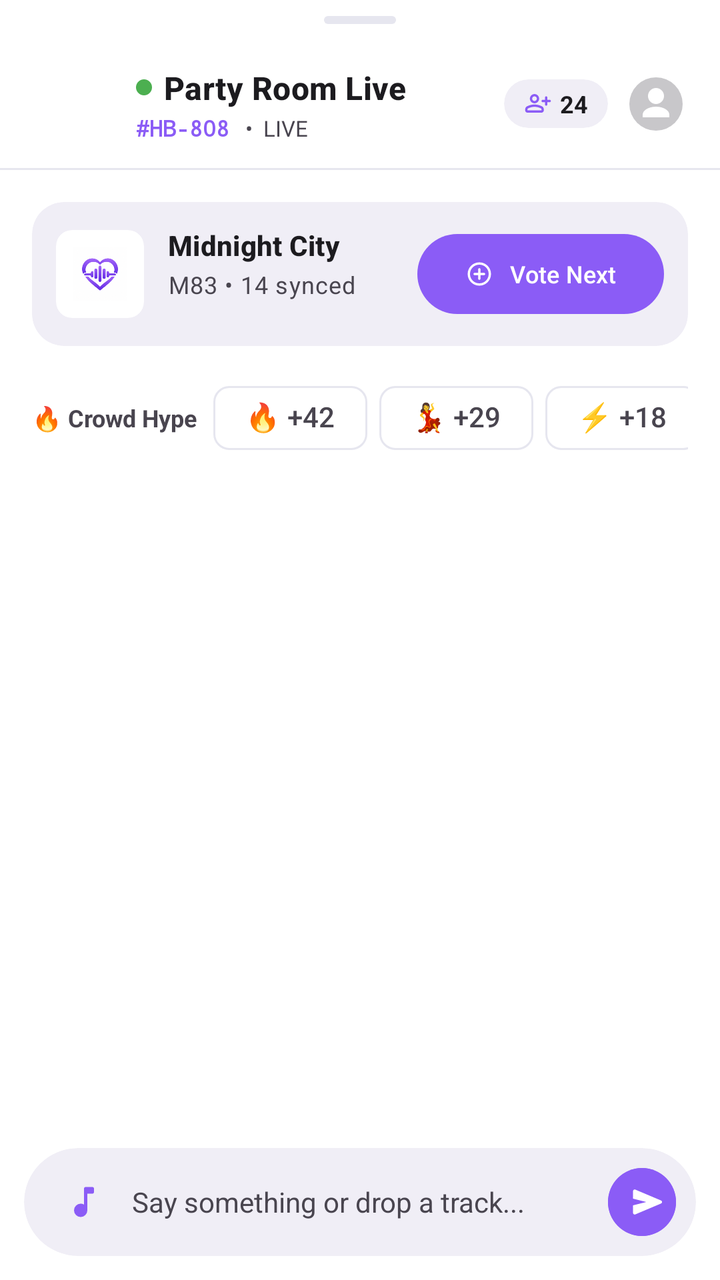
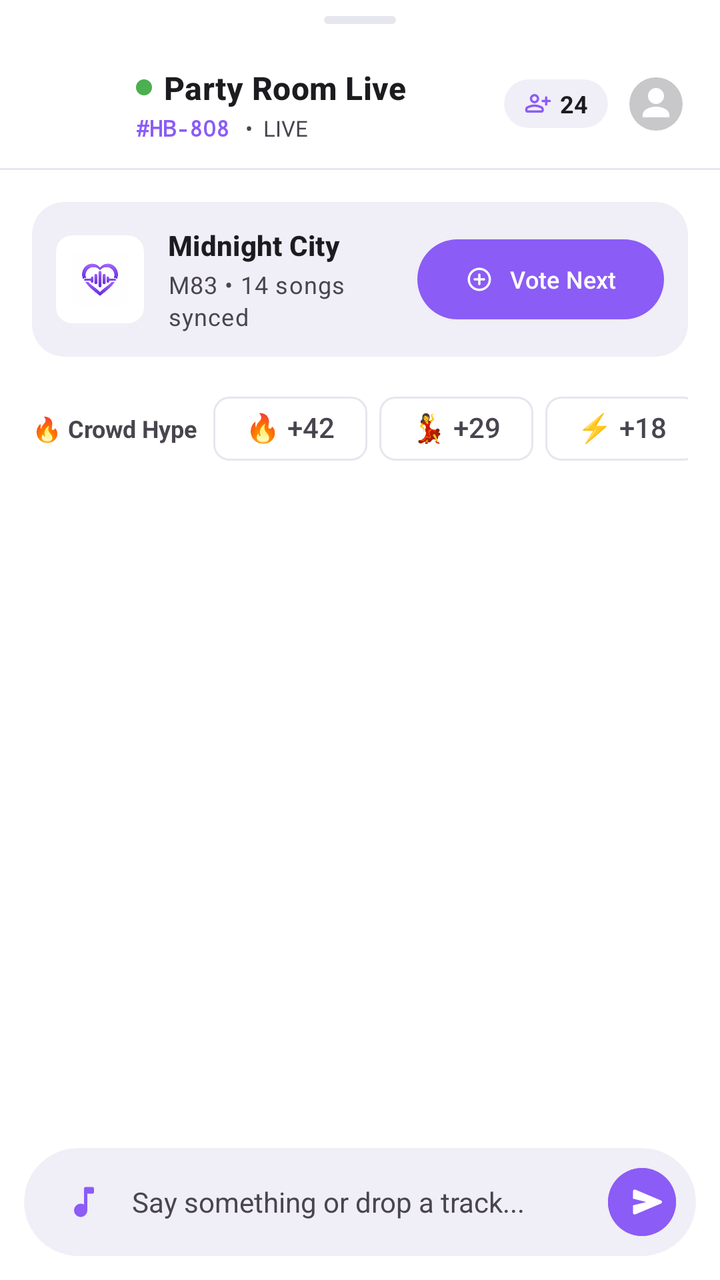

Compare the two renders of this Android layout. The source of the first and the diff that turns it into the second are given below.
<!-- AndroidManifest.xml: application theme Theme.HeartBeatz -->
<!-- res/layout/fragment_bottom_sheet_party_chat.xml -->
<?xml version="1.0" encoding="utf-8"?>
<androidx.constraintlayout.widget.ConstraintLayout xmlns:android="http://schemas.android.com/apk/res/android"
    xmlns:app="http://schemas.android.com/apk/res-auto"
    xmlns:tools="http://schemas.android.com/tools"
    android:layout_width="match_parent"
    android:layout_height="match_parent"
    android:background="?attr/colorSurface"
    android:clickable="true"
    android:focusable="true">

    
    <View
        android:id="@+id/chat_drag_handle"
        android:layout_width="36dp"
        android:layout_height="4dp"
        android:layout_marginTop="8dp"
        android:background="@drawable/bottom_sheet_drag_handle"
        app:layout_constraintEnd_toEndOf="parent"
        app:layout_constraintStart_toStartOf="parent"
        app:layout_constraintTop_toTopOf="parent" />

    
    <androidx.constraintlayout.widget.ConstraintLayout
        android:id="@+id/chat_header_layout"
        android:layout_width="0dp"
        android:layout_height="64dp"
        android:layout_marginTop="8dp"
        android:paddingHorizontal="16dp"
        app:layout_constraintEnd_toEndOf="parent"
        app:layout_constraintStart_toStartOf="parent"
        app:layout_constraintTop_toBottomOf="@id/chat_drag_handle">

        
        <com.google.android.material.imageview.ShapeableImageView
            android:id="@+id/chat_header_avatar"
            android:layout_width="40dp"
            android:layout_height="40dp"
            android:scaleType="centerCrop"
            android:src="@mipmap/ic_launcher"
            app:shapeAppearanceOverlay="@style/ShapeAppearance.Material3.Corner.Full"
            app:layout_constraintBottom_toBottomOf="parent"
            app:layout_constraintStart_toStartOf="parent"
            app:layout_constraintTop_toTopOf="parent" />

        
        <LinearLayout
            android:layout_width="0dp"
            android:layout_height="wrap_content"
            android:layout_marginStart="12dp"
            android:layout_marginEnd="8dp"
            android:orientation="vertical"
            app:layout_constraintBottom_toBottomOf="parent"
            app:layout_constraintEnd_toStartOf="@id/chip_container_layout"
            app:layout_constraintStart_toEndOf="@id/chat_header_avatar"
            app:layout_constraintTop_toTopOf="parent">

            <LinearLayout
                android:layout_width="match_parent"
                android:layout_height="wrap_content"
                android:gravity="center_vertical"
                android:orientation="horizontal"
                tools:ignore="UseCompoundDrawables">

                <View
                    android:layout_width="8dp"
                    android:layout_height="8dp"
                    android:layout_marginEnd="6dp"
                    android:background="@drawable/bg_dot_green" />

                <TextView
                    android:layout_width="wrap_content"
                    android:layout_height="wrap_content"
                    android:ellipsize="end"
                    android:maxLines="1"
                    android:text="Party Room Live"
                    android:textAppearance="@style/TextAppearance.Material3.TitleMedium"
                    android:textStyle="bold"
                    android:textColor="?attr/colorOnSurface" />
            </LinearLayout>

            <LinearLayout
                android:layout_width="match_parent"
                android:layout_height="wrap_content"
                android:layout_marginTop="2dp"
                android:gravity="center_vertical"
                android:orientation="horizontal">

                <TextView
                    android:layout_width="wrap_content"
                    android:layout_height="wrap_content"
                    android:text="#HB-808"
                    android:fontFamily="monospace"
                    android:textColor="?attr/colorPrimary"
                    android:textSize="11sp"
                    android:textStyle="bold" />

                <TextView
                    android:layout_width="wrap_content"
                    android:layout_height="wrap_content"
                    android:layout_marginStart="8dp"
                    android:text="•  LIVE"
                    android:textColor="?attr/colorOnSurfaceVariant"
                    android:textSize="11sp" />
            </LinearLayout>
        </LinearLayout>

        
        <LinearLayout
            android:id="@+id/chip_container_layout"
            android:layout_width="wrap_content"
            android:layout_height="wrap_content"
            android:gravity="center_vertical"
            android:orientation="horizontal"
            app:layout_constraintBottom_toBottomOf="parent"
            app:layout_constraintEnd_toEndOf="parent"
            app:layout_constraintTop_toTopOf="parent">

            <com.google.android.material.card.MaterialCardView
                android:layout_width="wrap_content"
                android:layout_height="wrap_content"
                app:cardBackgroundColor="?attr/colorSurfaceVariant"
                app:cardCornerRadius="16dp"
                app:strokeWidth="0dp">

                <LinearLayout
                    android:layout_width="wrap_content"
                    android:layout_height="wrap_content"
                    android:gravity="center_vertical"
                    android:orientation="horizontal"
                    android:paddingHorizontal="10dp"
                    android:paddingVertical="4dp"
                    tools:ignore="UseCompoundDrawables">

                    <ImageView
                        android:layout_width="14dp"
                        android:layout_height="14dp"
                        android:layout_marginEnd="4dp"
                        android:src="@drawable/person_add_24px"
                        app:tint="?attr/colorPrimary" />

                    <TextView
                        android:layout_width="wrap_content"
                        android:layout_height="wrap_content"
                        android:text="24"
                        android:textColor="?attr/colorOnSurface"
                        android:textSize="12sp"
                        android:textStyle="bold" />
                </LinearLayout>
            </com.google.android.material.card.MaterialCardView>

            <com.google.android.material.imageview.ShapeableImageView
                android:layout_width="32dp"
                android:layout_height="32dp"
                android:layout_marginStart="8dp"
                android:scaleType="centerCrop"
                android:src="@drawable/profile_pic"
                app:shapeAppearanceOverlay="@style/ShapeAppearance.Material3.Corner.Full" />
        </LinearLayout>
    </androidx.constraintlayout.widget.ConstraintLayout>

    <View
        android:id="@+id/chat_header_divider"
        android:layout_width="match_parent"
        android:layout_height="1dp"
        android:background="?attr/colorOutline"
        app:layout_constraintTop_toBottomOf="@id/chat_header_layout" />

    
    <androidx.core.widget.NestedScrollView
        android:layout_width="0dp"
        android:layout_height="0dp"
        android:fillViewport="true"
        app:layout_constraintBottom_toTopOf="@id/chat_dock_composer_card"
        app:layout_constraintEnd_toEndOf="parent"
        app:layout_constraintStart_toStartOf="parent"
        app:layout_constraintTop_toBottomOf="@id/chat_header_divider">

        <LinearLayout
            android:layout_width="match_parent"
            android:layout_height="wrap_content"
            android:orientation="vertical"
            android:padding="16dp">

            
            <com.google.android.material.card.MaterialCardView
                android:layout_width="match_parent"
                android:layout_height="wrap_content"
                android:layout_marginBottom="12dp"
                app:cardBackgroundColor="?attr/colorSurfaceVariant"
                app:cardCornerRadius="16dp"
                app:strokeWidth="0dp">

                <androidx.constraintlayout.widget.ConstraintLayout
                    android:layout_width="match_parent"
                    android:layout_height="wrap_content"
                    android:padding="12dp">

                    <com.google.android.material.card.MaterialCardView
                        android:id="@+id/album_art_container"
                        android:layout_width="44dp"
                        android:layout_height="44dp"
                        app:cardCornerRadius="8dp"
                        app:layout_constraintBottom_toBottomOf="parent"
                        app:layout_constraintStart_toStartOf="parent"
                        app:layout_constraintTop_toTopOf="parent"
                        app:strokeWidth="0dp">

                        <ImageView
                            android:layout_width="match_parent"
                            android:layout_height="match_parent"
                            android:scaleType="centerCrop"
                            android:src="@mipmap/ic_launcher_foreground" />
                    </com.google.android.material.card.MaterialCardView>

                    <TextView
                        android:id="@+id/track_title_text"
                        android:layout_width="0dp"
                        android:layout_height="wrap_content"
                        android:layout_marginStart="12dp"
                        android:layout_marginEnd="8dp"
                        android:text="Midnight City"
                        android:textAppearance="@style/TextAppearance.Material3.TitleSmall"
                        android:textStyle="bold"
                        android:textColor="?attr/colorOnSurface"
                        app:layout_constraintEnd_toStartOf="@id/btn_vote_next"
                        app:layout_constraintStart_toEndOf="@id/album_art_container"
                        app:layout_constraintTop_toTopOf="parent" />

                    <TextView
                        android:layout_width="0dp"
                        android:layout_height="wrap_content"
                        android:layout_marginStart="12dp"
                        android:layout_marginTop="2dp"
                        android:text="M83 • 14 synced"
                        android:textAppearance="@style/TextAppearance.Material3.BodySmall"
                        android:textColor="?attr/colorOnSurfaceVariant"
                        app:layout_constraintEnd_toStartOf="@id/btn_vote_next"
                        app:layout_constraintStart_toEndOf="@id/album_art_container"
                        app:layout_constraintTop_toBottomOf="@id/track_title_text" />

                    <com.google.android.material.button.MaterialButton
                        android:id="@+id/btn_vote_next"
                        style="@style/Widget.Material3.Button"
                        android:layout_width="wrap_content"
                        android:layout_height="wrap_content"
                        android:text="Vote Next"
                        android:textSize="12sp"
                        app:icon="@drawable/add_circle_24px"
                        app:iconSize="14dp"
                        app:layout_constraintBottom_toBottomOf="parent"
                        app:layout_constraintEnd_toEndOf="parent"
                        app:layout_constraintTop_toTopOf="parent" />
                </androidx.constraintlayout.widget.ConstraintLayout>
            </com.google.android.material.card.MaterialCardView>

            
            <com.google.android.material.card.MaterialCardView
                android:layout_width="match_parent"
                android:layout_height="wrap_content"
                android:layout_marginBottom="12dp"
                android:visibility="gone"
                app:cardBackgroundColor="?attr/colorPrimaryContainer"
                app:cardCornerRadius="12dp"
                app:strokeWidth="0dp">

                <LinearLayout
                    android:layout_width="match_parent"
                    android:layout_height="wrap_content"
                    android:gravity="center_vertical"
                    android:orientation="horizontal"
                    android:padding="12dp">

                    <ImageView
                        android:layout_width="24dp"
                        android:layout_height="24dp"
                        android:src="@drawable/celebration_24px"
                        app:tint="?attr/colorPrimary" />

                    <LinearLayout
                        android:layout_width="0dp"
                        android:layout_height="wrap_content"
                        android:layout_marginStart="12dp"
                        android:layout_weight="1"
                        android:orientation="vertical">

                        <TextView
                            android:layout_width="wrap_content"
                            android:layout_height="wrap_content"
                            android:text="HYPE MILESTONE"
                            android:textSize="10sp"
                            android:textStyle="bold"
                            android:textColor="?attr/colorPrimary" />

                        <TextView
                            android:layout_width="wrap_content"
                            android:layout_height="wrap_content"
                            android:text="Room reached 2,400 Watts of Sonic Energy! ⚡"
                            android:textSize="12sp"
                            android:textColor="?attr/colorOnPrimaryContainer" />
                    </LinearLayout>
                </LinearLayout>
            </com.google.android.material.card.MaterialCardView>

            
            <HorizontalScrollView
                android:layout_width="match_parent"
                android:layout_height="wrap_content"
                android:layout_marginBottom="16dp"
                android:scrollbars="none">

                <LinearLayout
                    android:layout_width="wrap_content"
                    android:layout_height="wrap_content"
                    android:gravity="center_vertical"
                    android:orientation="horizontal">

                    <TextView
                        android:layout_width="wrap_content"
                        android:layout_height="wrap_content"
                        android:layout_marginEnd="8dp"
                        android:text="🔥 Crowd Hype"
                        android:textSize="12sp"
                        android:textStyle="bold"
                        android:textColor="?attr/colorOnSurfaceVariant" />

                    
                    <com.google.android.material.chip.Chip
                        style="@style/Widget.Material3.Chip.Suggestion"
                        android:layout_width="wrap_content"
                        android:layout_height="wrap_content"
                        android:layout_marginEnd="6dp"
                        android:text="🔥 +42" />

                    <com.google.android.material.chip.Chip
                        style="@style/Widget.Material3.Chip.Suggestion"
                        android:layout_width="wrap_content"
                        android:layout_height="wrap_content"
                        android:layout_marginEnd="6dp"
                        android:text="💃 +29" />

                    <com.google.android.material.chip.Chip
                        style="@style/Widget.Material3.Chip.Suggestion"
                        android:layout_width="wrap_content"
                        android:layout_height="wrap_content"
                        android:layout_marginEnd="6dp"
                        android:text="⚡ +18" />

                    <com.google.android.material.chip.Chip
                        style="@style/Widget.Material3.Chip.Suggestion"
                        android:layout_width="wrap_content"
                        android:layout_height="wrap_content"
                        android:text="❤️ +35" />
                </LinearLayout>
            </HorizontalScrollView>

            
            <androidx.recyclerview.widget.RecyclerView
                android:id="@+id/party_chat_recycler_view"
                android:layout_width="match_parent"
                android:layout_height="wrap_content"
                tools:listitem="@layout/item_party_chat_message_bubble_incoming" />

        </LinearLayout>
    </androidx.core.widget.NestedScrollView>

    
    <com.google.android.material.card.MaterialCardView
        android:id="@+id/chat_dock_composer_card"
        android:layout_width="match_parent"
        android:layout_height="wrap_content"
        android:layout_margin="12dp"
        app:cardBackgroundColor="?attr/colorSurfaceVariant"
        app:cardCornerRadius="28dp"
        app:layout_constraintBottom_toBottomOf="parent"
        app:layout_constraintEnd_toEndOf="parent"
        app:layout_constraintStart_toStartOf="parent"
        app:strokeWidth="0dp">

        <LinearLayout
            android:layout_width="match_parent"
            android:layout_height="54dp"
            android:gravity="center_vertical"
            android:orientation="horizontal"
            android:paddingHorizontal="6dp">

            <com.google.android.material.button.MaterialButton
                style="@style/Widget.Material3.Button.IconButton"
                android:layout_width="40dp"
                android:layout_height="40dp"
                app:icon="@drawable/music_note_24px"
                app:iconTint="?attr/colorPrimary" />


            <EditText
                android:id="@+id/chat_input_text_field"
                android:layout_width="0dp"
                android:layout_height="match_parent"
                android:layout_weight="1"
                android:background="@android:color/transparent"
                android:hint="Say something or drop a track..."
                android:importantForAutofill="no"
                android:imeOptions="actionSend"
                android:inputType="textShortMessage"
                android:paddingHorizontal="8dp"
                android:textColor="?attr/colorOnSurface"
                android:textColorHint="?attr/colorOnSurfaceVariant"
                android:textSize="14sp" />

            
            <com.google.android.material.button.MaterialButton
                android:id="@+id/btn_send_chat"
                style="@style/Widget.Material3.Button.IconButton"
                android:layout_width="42dp"
                android:layout_height="42dp"
                android:backgroundTint="?attr/colorPrimary"
                app:icon="@drawable/send_24px"
                app:iconTint="?attr/colorOnPrimary" />
        </LinearLayout>
    </com.google.android.material.card.MaterialCardView>

</androidx.constraintlayout.widget.ConstraintLayout>
<!-- res/layout/item_party_chat_message_bubble_incoming.xml (included above) -->
<?xml version="1.0" encoding="utf-8"?>
<LinearLayout xmlns:android="http://schemas.android.com/apk/res/android"
    xmlns:app="http://schemas.android.com/apk/res-auto"
    android:layout_width="match_parent"
    android:layout_height="wrap_content"
    android:layout_marginBottom="16dp"
    android:orientation="horizontal">

    <com.google.android.material.imageview.ShapeableImageView
        android:layout_width="36dp"
        android:layout_height="36dp"
        android:src="@drawable/profile_pic"
        app:shapeAppearanceOverlay="@style/ShapeAppearance.Material3.Corner.Full" />

    <LinearLayout
        android:layout_width="match_parent"
        android:layout_height="wrap_content"
        android:layout_marginStart="10dp"
        android:orientation="vertical">

        <LinearLayout
            android:layout_width="match_parent"
            android:layout_height="wrap_content"
            android:gravity="center_vertical"
            android:orientation="horizontal">

            <TextView
                android:layout_width="wrap_content"
                android:layout_height="wrap_content"
                android:text="DJ Alex"
                android:textColor="?attr/colorOnSurface"
                android:textStyle="bold" />

            <TextView
                android:layout_width="wrap_content"
                android:layout_height="wrap_content"
                android:layout_marginStart="6dp"
                android:background="@drawable/text_bg_round"
                android:backgroundTint="?attr/colorPrimary"
                android:fontFamily="monospace"
                android:paddingHorizontal="6dp"
                android:paddingVertical="1dp"
                android:paddingStart="4dp"
                android:paddingTop="1dp"
                android:paddingEnd="4dp"
                android:paddingBottom="1dp"
                android:text="HOST"
                android:textColor="?attr/colorOnPrimary"
                android:textSize="9sp"
                android:textStyle="bold" />

            <TextView
                android:layout_width="wrap_content"
                android:layout_height="wrap_content"
                android:layout_marginStart="8dp"
                android:text="23:42"
                android:textColor="?attr/colorOnSurfaceVariant"
                android:textSize="11sp" />
        </LinearLayout>

        <com.google.android.material.card.MaterialCardView
            android:layout_width="wrap_content"
            android:layout_height="wrap_content"
            android:layout_gravity="end"
            android:layout_marginStart="12dp"
            android:layout_marginEnd="12dp"
            android:layout_marginTop="4dp"
            android:layout_marginBottom="4dp"
            style="@style/Widget.HeartBeatz.ChatBubble.Incoming">

            <TextView
                android:layout_width="wrap_content"
                android:layout_height="wrap_content"
                android:padding="12dp"
                android:text="Drop your track requests! Dropping the mega bass drop in 2 mins 🔥 Stay dialed in."
                android:textColor="?attr/colorOnSurface"
                android:textSize="14sp" />
        </com.google.android.material.card.MaterialCardView>
    </LinearLayout>
</LinearLayout>
<!-- resources referenced by this layout -->
<resources>
  <!-- drawable bg_dot_green (drawable) -->
  <?xml version="1.0" encoding="utf-8"?>
  <shape xmlns:android="http://schemas.android.com/apk/res/android"
       android:shape="oval">
  
      <solid android:color="@color/av_green" />
  
  </shape>
  <!-- drawable bottom_sheet_drag_handle (drawable) -->
  <?xml version="1.0" encoding="utf-8"?>
  <shape xmlns:android="http://schemas.android.com/apk/res/android"
      android:shape="rectangle">
      <corners android:radius="2dp" />
      <solid android:color="?attr/colorOutline" />
  </shape>
  <!-- drawable text_bg_round (drawable) -->
  <?xml version="1.0" encoding="utf-8"?>
  <shape xmlns:android="http://schemas.android.com/apk/res/android"
      android:shape="rectangle">
  
      <corners android:radius="10dp" />
      <solid android:color="@color/hb_primary" />
  
  </shape>
  <!-- mipmap ic_launcher (mipmap-anydpi-v26) -->
  <?xml version="1.0" encoding="utf-8"?>
  <adaptive-icon xmlns:android="http://schemas.android.com/apk/res/android">
      <background android:drawable="@color/ic_launcher_background"/>
      <foreground android:drawable="@mipmap/ic_launcher_foreground"/>
      <monochrome android:drawable="@mipmap/ic_launcher_foreground"/>
  </adaptive-icon>
  <style name="Widget.HeartBeatz.ChatBubble.Incoming" parent="Widget.Material3.CardView.Elevated">
          <item name="cardBackgroundColor">?attr/colorSurfaceVariant</item>
          <item name="cardElevation">0dp</item>
          <item name="strokeWidth">0dp</item>
          <item name="shapeAppearanceOverlay">@style/ShapeAppearance.ChatBubble.Incoming</item>
      </style>
  <style name="Theme.HeartBeatz" parent="Base.Theme.HeartBeatz" />
  <color name="av_green">#4CAF50</color>
  <color name="hb_primary">#8B5CF6</color>
  <color name="ic_launcher_background">#FFFFFF</color>
  <style name="ShapeAppearance.ChatBubble.Incoming" parent="">
          <item name="cornerFamily">rounded</item>
          <item name="cornerSizeTopLeft">16dp</item>
          <item name="cornerSizeTopRight">16dp</item>
          <item name="cornerSizeBottomRight">16dp</item>
          <item name="cornerSizeBottomLeft">0dp</item>
      </style>
  <color name="hb_on_primary">#FFFFFF</color>
  <color name="hb_primary_container">#F5F3FF</color>
  <color name="hb_on_primary_container">#2A145F</color>
  <color name="hb_background">#FAFAFC</color>
  <color name="hb_on_background">#CDA9FD</color>
  <color name="bg_start">#CDA9FD</color>
  <color name="bg_end">#fdfcfb</color>
  <color name="hb_surface">#FFFFFF</color>
  <color name="hb_on_surface">#1C1B1F</color>
  <color name="hb_surface_variant">#F0EEF6</color>
  <color name="hb_on_surface_variant">#49454F</color>
  <color name="hb_outline">#E6E6EF</color>
  <color name="hb_control_highlight">#1F000000</color>
  <color name="hb_icon_container">#1A8B5CF6</color>
  <!-- drawable menu_bg_rounded (drawable) -->
  <?xml version="1.0" encoding="utf-8"?>
  <shape xmlns:android="http://schemas.android.com/apk/res/android"
      android:shape="rectangle">
      <solid android:color="?attr/colorSurfaceContainerHigh" />
      <stroke
          android:width="1dp"
          android:color="?attr/colorOutlineVariant" />
      <corners android:radius="16dp" />
      <padding
          android:bottom="10dp"
          android:left="10dp"
          android:right="10dp"
          android:top="10dp" />
  </shape>
  <style name="HeartBeatz.PopupMenu.TextAppearance" parent="TextAppearance.Material3.LabelLarge">
          <item name="android:textColor">@color/white</item>
          <item name="android:textSize">16sp</item>
      </style>
  <color name="white">#FFFFFFFF</color>
  <!-- unchanged entries left out for length: 9 -->
</resources>

<!-- the commit's change to res/layout/fragment_bottom_sheet_party_chat.xml (unified diff, before → after) -->
@@ -231,7 +231,7 @@
                         android:layout_height="wrap_content"
                         android:layout_marginStart="12dp"
                         android:layout_marginTop="2dp"
-                        android:text="M83 • 14 synced"
+                        android:text="M83 • 14 songs synced"
                         android:textAppearance="@style/TextAppearance.Material3.BodySmall"
                         android:textColor="?attr/colorOnSurfaceVariant"
                         app:layout_constraintEnd_toStartOf="@id/btn_vote_next"
@@ -384,6 +384,7 @@
             android:paddingHorizontal="6dp">
 
             <com.google.android.material.button.MaterialButton
+                android:id="@+id/party_chat_song_picker"
                 style="@style/Widget.Material3.Button.IconButton"
                 android:layout_width="40dp"
                 android:layout_height="40dp"
